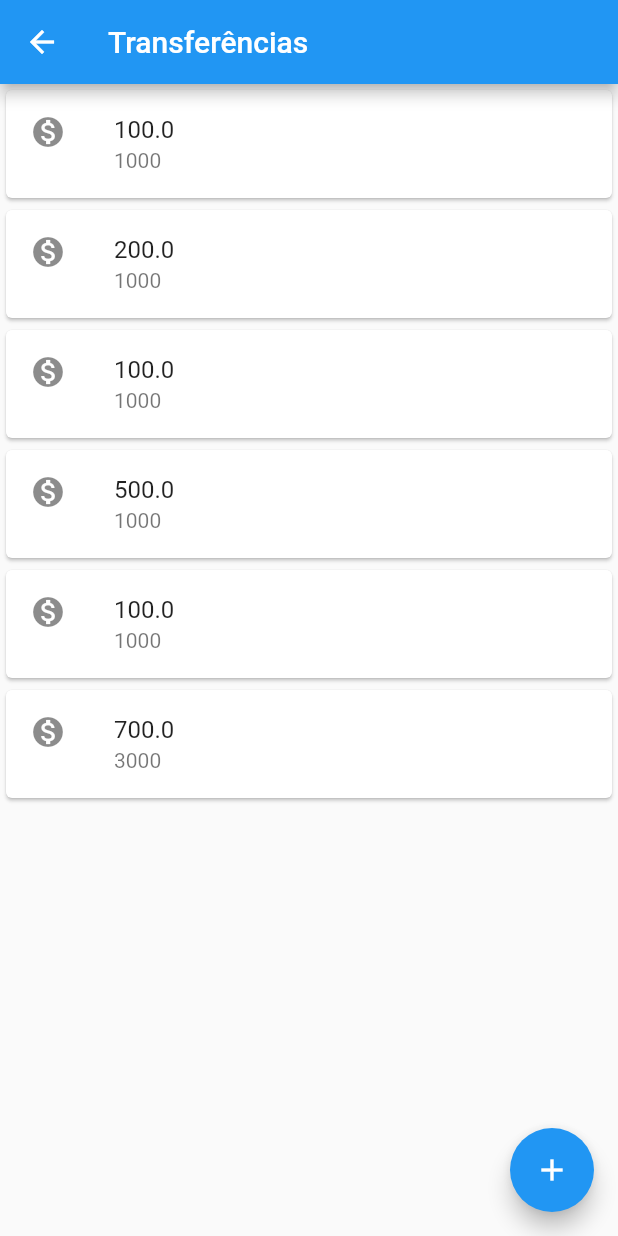
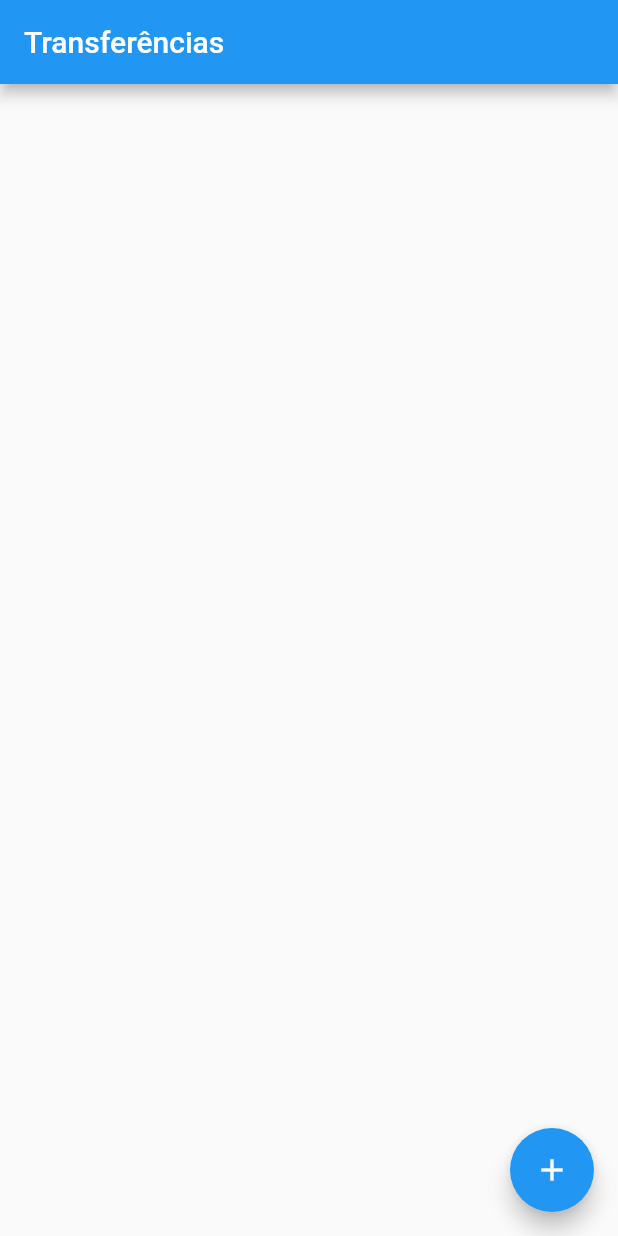
Before and after one commit to moganrz/bytebank, a Flutter app: the ListaTransferencias screen opened directly, on a phone screen of 412 x 824 dp. Run offline on Flutter 3.47's test engine with Material 2 defaults, Android fonts, the phone set to English and light mode, and no system bars.

```diff
--- a/lib/main.dart
+++ b/lib/main.dart
@@ -7,7 +7,7 @@ class BytebankApp extends StatelessWidget {
   Widget build(BuildContext context) {
     return MaterialApp(
       home: Scaffold(
-        body: FormularioTransferencia(),
+        body: ListaTransferencias(),
       ),
     );
   }
@@ -38,26 +38,21 @@ class FormularioTransferencia extends StatelessWidget {
           ),
           RaisedButton(
             child: Text('Confirmar'),
-            onPressed: () => _criaTransferencia(),
+            onPressed: () => _criaTransferencia(context),
           ),
         ],
       ),
     );
   }
 
-  void _criaTransferencia() {
+  void _criaTransferencia(BuildContext context) {
     final int numeroConta =
         int.tryParse(_controladorCampoNumeroConta.text);
     final double valor = double.tryParse(_controladorCampoValor.text);
 
     if (numeroConta != null && valor != null) {
       final transferencia = Transferencia(valor, numeroConta);
-      debugPrint('$transferencia');
-      // Scaffold.of(context).showSnackBar(
-      //   SnackBar(
-      //     content: Text('$transferencia'),
-      //   ),
-      // );
+      Navigator.pop(context, transferencia);
     }
   }
 }
@@ -88,24 +83,42 @@ class Editor extends StatelessWidget {
   }
 }
 
-class ListaTransferencias extends StatelessWidget {
+class ListaTransferencias extends StatefulWidget {
+
+  final List<Transferencia> _transferencias = List();
+
   @override
+  State<StatefulWidget> createState() {
+    return ListaTransferenciasState();
+  }
+}
+
+class ListaTransferenciasState extends State<ListaTransferencias> {
+@override
   Widget build(BuildContext context) {
     return Scaffold(
       appBar: AppBar(
         title: Text('Transferências'),
       ),
-      body: Column(children: <Widget>[
-        ItemTransferencia(Transferencia(100, 1000)),
-        ItemTransferencia(Transferencia(200, 1000)),
-        ItemTransferencia(Transferencia(100, 1000)),
-        ItemTransferencia(Transferencia(500, 1000)),
-        ItemTransferencia(Transferencia(100, 1000)),
-        ItemTransferencia(Transferencia(700, 3000)),
-      ]),
+      body: ListView.builder(
+        itemCount: widget._transferencias.length,
+        itemBuilder: (context, indice) {
+          final Transferencia transferencia = widget._transferencias[indice];
+          return ItemTransferencia(transferencia);
+        },
+      ),
       floatingActionButton: FloatingActionButton(
         child: Icon(Icons.add),
-        onPressed: () {},
+        onPressed: () {
+          final Future<Transferencia> future = Navigator.push(context, MaterialPageRoute(builder: (context) {
+            return FormularioTransferencia();
+          }));
+          future.then((transferenciaRecebida) {
+            debugPrint('entrou no then');
+            debugPrint('$transferenciaRecebida');
+            widget._transferencias.add(transferenciaRecebida);
+          });
+        },
       ),
     );
   }
```
